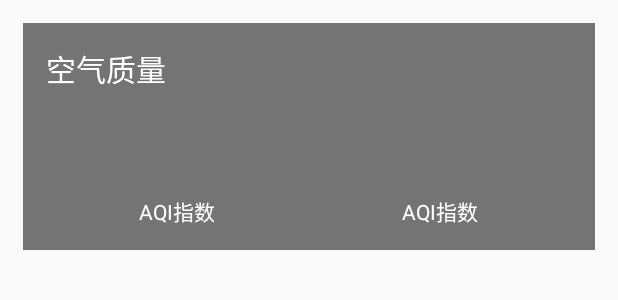
After one commit to hnbgvnvn/coolweather, an Android app: the layout aqi.xml on its own in the app's theme, with its tools: preview values and no code run, on a phone screen of 412 x 824 dp. The commit adds this screen. Shown: the top 300 px of the screen. Run offline under Robolectric (Android 15) with nearby library versions, the phone set to English and light mode, and no system bars.

```diff
--- /dev/null
+++ b/app/src/main/res/layout/aqi.xml
@@ -0,0 +1,74 @@
+<?xml version="1.0" encoding="utf-8"?>
+<LinearLayout xmlns:android="http://schemas.android.com/apk/res/android"
+    android:orientation="vertical"
+    android:layout_width="match_parent"
+    android:layout_height="wrap_content"
+    android:layout_margin="15dp"
+    android:background="#8000">
+    <TextView
+        android:layout_width="wrap_content"
+        android:layout_height="wrap_content"
+        android:layout_marginLeft="15dp"
+        android:layout_marginTop="15dp"
+        android:text="空气质量"
+        android:textColor="#fff"
+        android:textSize="20sp"
+        />
+    <LinearLayout
+        android:layout_width="match_parent"
+        android:layout_height="wrap_content"
+        android:layout_margin="15dp">
+        <RelativeLayout
+            android:layout_width="0dp"
+            android:layout_height="match_parent"
+            android:layout_weight="1">
+            <LinearLayout
+                android:orientation="vertical"
+                android:layout_width="match_parent"
+                android:layout_height="wrap_content"
+                android:layout_centerInParent="true">
+                <TextView
+                    android:id="@+id/aqi_text"
+                    android:layout_width="wrap_content"
+                    android:layout_height="wrap_content"
+                    android:layout_gravity="center"
+                    android:textColor="#fff"
+                    android:textSize="40sp"
+                    />
+                <TextView
+                    android:layout_width="wrap_content"
+                    android:layout_height="wrap_content"
+                    android:layout_gravity="center"
+                    android:text="AQI指数"
+                    android:textColor="#fff"
+                    />
+            </LinearLayout>
+        </RelativeLayout>
+        <RelativeLayout
+            android:layout_width="0dp"
+            android:layout_height="match_parent"
+            android:layout_weight="1">
+            <LinearLayout
+                android:orientation="vertical"
+                android:layout_width="match_parent"
+                android:layout_height="wrap_content"
+                android:layout_centerInParent="true">
+                <TextView
+                    android:id="@+id/pm25_text"
+                    android:layout_width="wrap_content"
+                    android:layout_height="wrap_content"
+                    android:layout_gravity="center"
+                    android:textColor="#fff"
+                    android:textSize="40sp"
+                    />
+                <TextView
+                    android:layout_width="wrap_content"
+                    android:layout_height="wrap_content"
+                    android:layout_gravity="center"
+                    android:text="AQI指数"
+                    android:textColor="#fff"
+                    />
+            </LinearLayout>
+        </RelativeLayout>
+    </LinearLayout>
+</LinearLayout>
```
Also changed, not shown: app/src/main/AndroidManifest.xml (+9 -1 lines), app/src/main/java/com/coolweather/android/ChooseAreaFragment.java (+15 -0 lines), app/src/main/java/com/coolweather/android/MainActivity.java (+9 -0 lines), app/src/main/java/com/coolweather/android/WeatherActivity.java (added, +209 -0 lines), app/src/main/java/com/coolweather/android/gson/AQI.java (added, +9 -0 lines), app/src/main/java/com/coolweather/android/gson/Basic.java (added, +15 -0 lines), app/src/main/java/com/coolweather/android/gson/Forecast.java (added, +22 -0 lines), app/src/main/java/com/coolweather/android/gson/Now.java (added, +14 -0 lines), app/src/main/java/com/coolweather/android/gson/Suggestion.java (added, +23 -0 lines), app/src/main/java/com/coolweather/android/gson/Weather.java (added, +16 -0 lines), app/src/main/java/com/coolweather/android/service/AutoUpdateService.java (added, +85 -0 lines), app/src/main/java/com/coolweather/android/util/Utility.java (+13 -0 lines), app/src/main/res/layout/activity_weather.xml (added, +45 -0 lines), app/src/main/res/layout/forecast.xml (added, +22 -0 lines), 4 more files.
